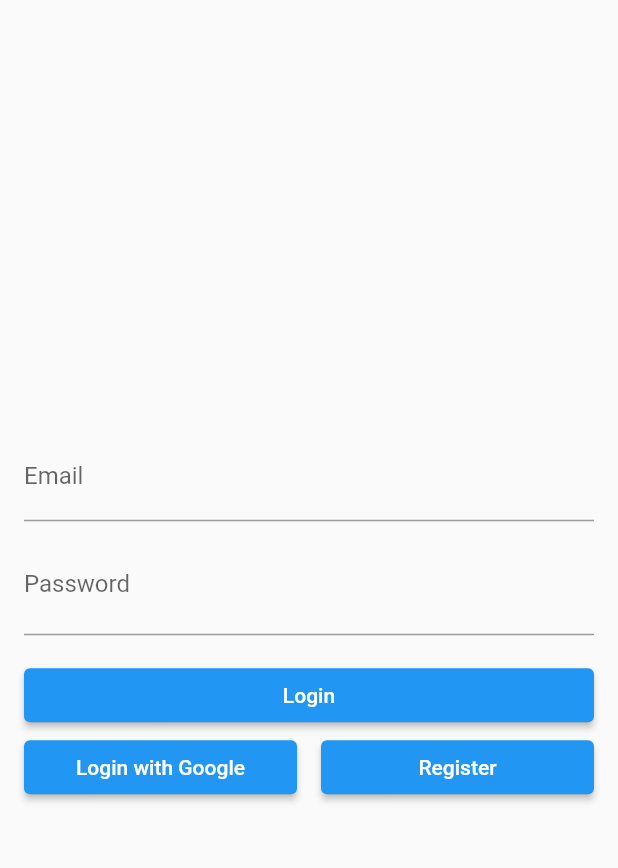
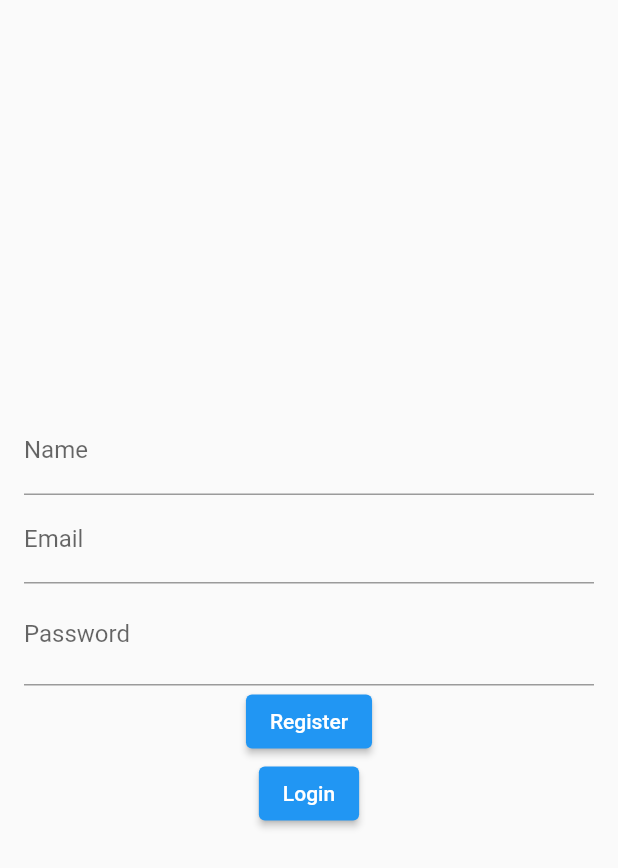
Before and after one commit to fikrihkll/flutter_myduit, a Flutter app: the screen it shows after launch, on a phone screen of 412 x 824 dp. Shown: the top 868 px of the screen. Run offline on Flutter 3.47's test engine with Material 2 defaults, Android fonts, the phone set to English and light mode, and no system bars; our stand-ins replace cloud_firestore, firebase_auth, firebase_core, google_sign_in; accounts and stored records are empty.

Commit message:
setup register with email and password  (#2)
* add register in-progress and trying to move between page

* complete the register with email & password

* delete toast library

```diff
--- /dev/null
+++ b/lib/features/presentation/pages/register/register_page.dart
@@ -0,0 +1,143 @@
+import 'package:cloud_firestore/cloud_firestore.dart';
+import 'package:flutter/material.dart';
+import 'package:myduit/core/firebase_util.dart';
+import 'package:myduit/features/data/models/user_model.dart';
+import 'package:myduit/features/data/repositories/authentication_repository.dart';
+import 'package:myduit/features/presentation/pages/route.dart' as route;
+
+class RegisterPage extends StatefulWidget {
+  const RegisterPage({Key? key}) : super(key: key);
+
+  @override
+  State<RegisterPage> createState() => _RegisterPageState();
+}
+
+class _RegisterPageState extends State<RegisterPage> {
+  final TextEditingController _nameController = TextEditingController();
+  final TextEditingController _emailController = TextEditingController();
+  final TextEditingController _passController = TextEditingController();
+  late AuthenticationRepository authenticationRepository;
+
+  @override
+  void initState() {
+    super.initState();
+
+    authenticationRepository =
+        AuthenticationRepository(firestore: FirebaseFirestore.instance);
+  }
+
+  bool _passwordHidden = true;
+
+  Widget _createNameInput() {
+    return TextField(
+      controller: _nameController,
+      textInputAction: TextInputAction.next,
+      keyboardType: TextInputType.name,
+      decoration: const InputDecoration(labelText: "Name"),
+    );
+  }
+
+  Widget _createEmailInput() {
+    return TextField(
+      controller: _emailController,
+      textInputAction: TextInputAction.next,
+      keyboardType: TextInputType.emailAddress,
+      decoration: const InputDecoration(labelText: "Email"),
+    );
+  }
+
+  Widget _createPasswordInput() {
+    return TextField(
+      controller: _passController,
+      textInputAction: TextInputAction.next,
+      keyboardType: TextInputType.text,
+      obscureText: _passwordHidden,
+      decoration: InputDecoration(
+          labelText: "Password",
+          suffix: IconButton(
+            padding: EdgeInsets.zero,
+            constraints: const BoxConstraints(),
+            icon: Icon(
+              _passwordHidden
+                  ? Icons.visibility_outlined
+                  : Icons.visibility_off_outlined,
+              color: Colors.black,
+            ),
+            onPressed: () {
+              _passwordHidden = !_passwordHidden;
+              setState(() {});
+            },
+          )),
+    );
+  }
+
+  Widget _createRegisterButton() {
+    return Column(
+      children: [
+        ElevatedButton(
+            onPressed: () {
+              _registerUser(Navigator.of(context), _nameController.text,
+                  _emailController.text, _passController.text);
+            },
+            child: const Text(
+              "Register",
+              style: TextStyle(color: Colors.white),
+            )),
+      ],
+    );
+  }
+
+  Widget _createLoginButton() {
+    return Column(
+      children: [
+        ElevatedButton(
+            onPressed: () {
+              Navigator.of(context).pushNamed(route.loginPage);
+            },
+            child: const Text(
+              "Login",
+              style: TextStyle(color: Colors.white),
+            )),
+      ],
+    );
+  }
+
+  @override
+  Widget build(BuildContext context) {
+    return Scaffold(
+      body: Center(
+        child: SingleChildScrollView(
+            child: Padding(
+          padding: const EdgeInsets.all(16.0),
+          child: Column(
+            mainAxisAlignment: MainAxisAlignment.center,
+            children: [
+              _createNameInput(),
+              _createEmailInput(),
+              _createPasswordInput(),
+              _createRegisterButton(),
+              _createLoginButton(),
+            ],
+          ),
+        )),
+      ),
+    );
+  }
+
+  Future<void> _registerUser(
+      NavigatorState nav, String name, String email, String password) async {
+    //functionnya disini
+    var result =
+        await FirebaseUtil.signUpEmailPassword(email, password, context);
+    if (result != null) {
+      await authenticationRepository.storeNewUserData(
+          UserModel(id: "", name: name, email: email, timestamp: ""));
+      ScaffoldMessenger.of(context)
+          .showSnackBar(const SnackBar(content: Text("Success")));
+      nav.pushNamedAndRemoveUntil(route.homePage, (route) => false);
+    } else {
+      ScaffoldMessenger.of(context)
+          .showSnackBar(const SnackBar(content: Text("Error")));
+    }
+  }
+}
--- a/lib/features/presentation/pages/route.dart
+++ b/lib/features/presentation/pages/route.dart
@@ -2,10 +2,13 @@ import 'package:flutter/material.dart';
 import 'package:myduit/features/presentation/pages/detail/detail_page.dart';
 import 'package:myduit/features/presentation/pages/home/home_page.dart';
 import 'package:myduit/features/presentation/pages/login/login_page.dart';
+import 'package:myduit/features/presentation/pages/register/register_page.dart';
 
 const homePage = "home_page";
 const detailPage = "detail_page";
 const loginPage = "login_page";
+const registerPage = "register_page";
+const cobaPage = "coba_page";
 
 Route<dynamic> controller(RouteSettings settings) {
   switch (settings.name) {
@@ -15,6 +18,8 @@ Route<dynamic> controller(RouteSettings settings) {
       return MaterialPageRoute(builder: (context) => const DetailScreen());
     case loginPage:
       return MaterialPageRoute(builder: (context) => const LoginPage());
+    case registerPage:
+      return MaterialPageRoute(builder: (context) => const RegisterPage());
     default:
       throw("no such route");
   }
--- a/lib/main.dart
+++ b/lib/main.dart
@@ -21,7 +21,7 @@ class MyApp extends StatelessWidget {
         primarySwatch: Colors.blue,
       ),
       onGenerateRoute: route.controller,
-      initialRoute: route.loginPage,
+      initialRoute: route.registerPage,
     );
   }
 }
```
Also changed, not shown: lib/core/firebase_util.dart (+33 -4 lines), 3 other files.
